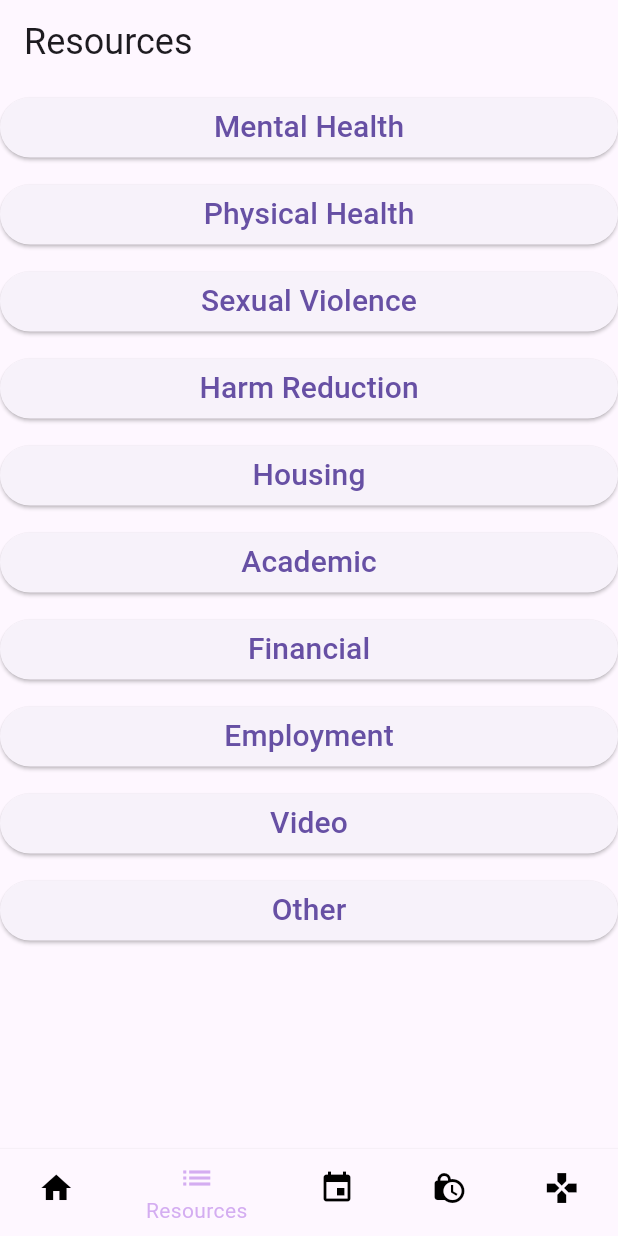
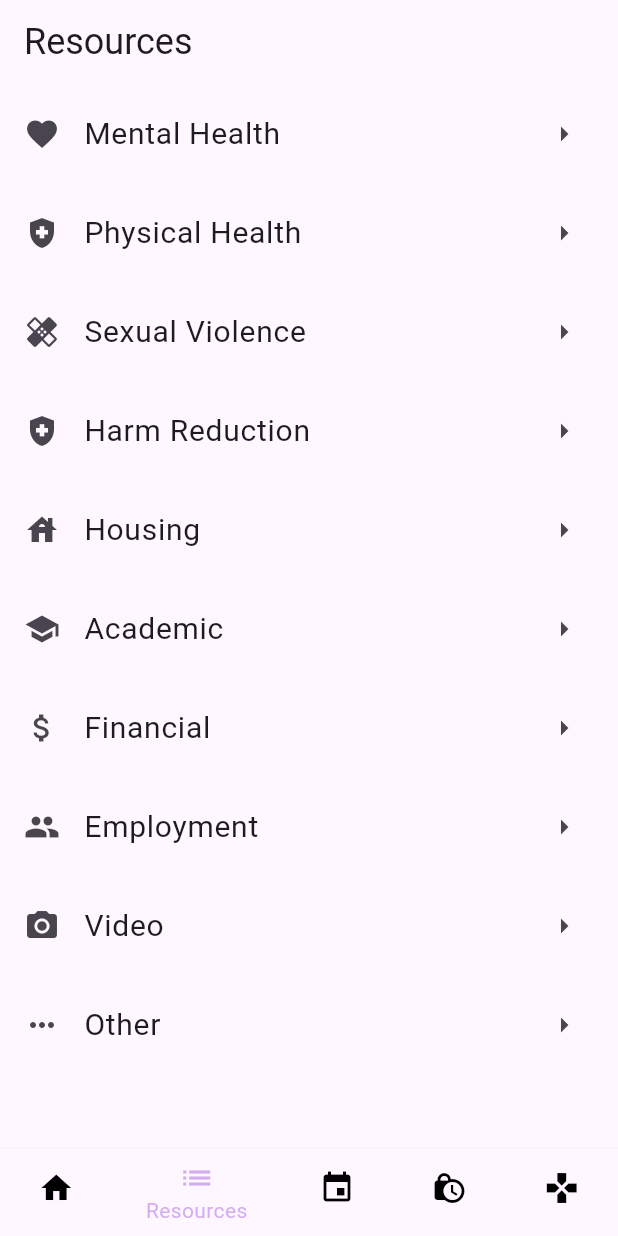
Before and after one commit to EhabHaque/wellness-app-master, a Flutter app: the screen it shows after launch, item 2 of the bottom bar chosen, on a phone screen of 412 x 824 dp. Run offline on Flutter 3.47's test engine with Material 3 defaults, Android fonts, the light colour scheme and no system bars; our stand-ins replace appwrite, flutter_local_notifications, shared_preferences.

Commit message:
Resource UI update
-Icons
-Switched from Button to List

```diff
--- a/lib/WishList.dart
+++ b/lib/WishList.dart
@@ -86,8 +86,45 @@ class ResourceButton extends StatelessWidget {
   Widget build(BuildContext context) {
     return Padding(
         padding: EdgeInsets.symmetric(vertical: 5),
-      child: ElevatedButton(
-        onPressed: () {
+        child: Builder(
+          builder: (context) {
+            Icon listIcon;
+            switch (resourceName) {
+              case "Mental Health":
+                listIcon = Icon(Icons.favorite);
+                break;
+              case "Physical Health":
+                listIcon = Icon(Icons.health_and_safety);
+                break;
+              case "Sexual Violence":
+                listIcon = Icon(Icons.healing);
+                break;
+              case "Harm Reduction":
+                listIcon = Icon(Icons.health_and_safety);
+                break;
+              case "Housing":
+                listIcon = Icon(Icons.house);
+                break;
+              case "Academic":
+                listIcon = Icon(Icons.school);
+                break;
+              case "Financial":
+                listIcon = Icon(Icons.attach_money);
+                break;
+              case "Employment":
+                listIcon = Icon(Icons.group);
+                break;
+              case "Video":
+                listIcon = Icon(Icons.camera_alt);
+                break;
+              case "Other":
+                listIcon = Icon(Icons.more_horiz);
+                break;
+              default:
+                listIcon = Icon(Icons.question_mark);
+            }
+            return ListTile(
+              onTap: () {
                 Navigator.push(
                   context,
                   MaterialPageRoute(
@@ -96,7 +133,8 @@ class ResourceButton extends StatelessWidget {
                   ),
                 );
               },
-        child: Column(
+              leading: listIcon,
+              title: Row(
                 children: [
                   // Container(height: 40, color: Colors.amber),
                   Container(
@@ -104,8 +142,10 @@ class ResourceButton extends StatelessWidget {
                       child: Text(resourceName, style: TextStyle(fontSize: 20)))
                 ],
               ),
-      ),
+              trailing: Icon(Icons.arrow_right),
             );
+          },
+        ));
   }
 }
 
```
Lines whose indentation alone changed are shown as unchanged.
